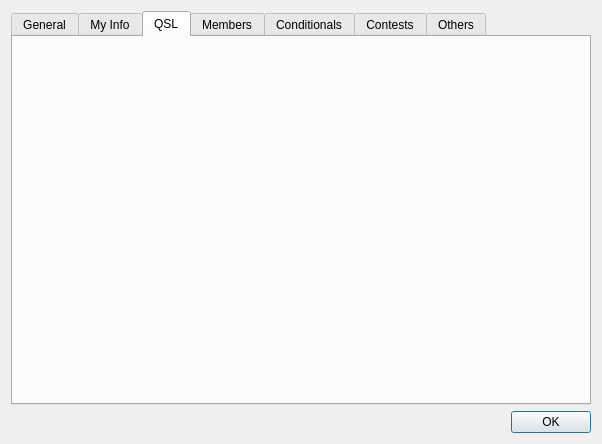
Qt form ui/ColumnSettingDialog.ui (k5mcd/QLog) before a commit.
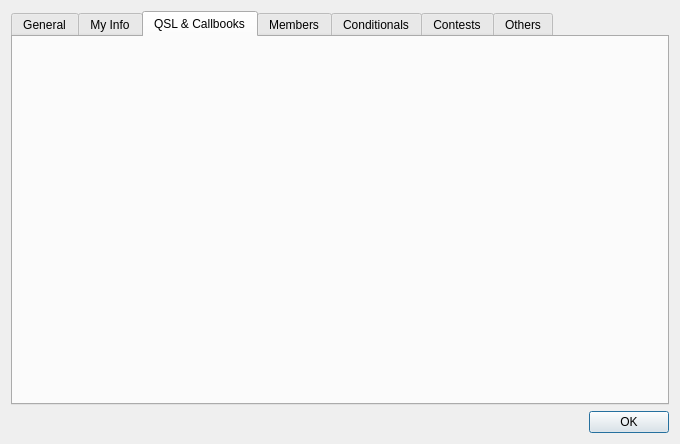
The same form after that commit. The open tabs and pages were chosen to show the change.

Commit message: ColumnVis Dialog: Reorganized categories

```diff
--- a/ui/ColumnSettingDialog.ui
+++ b/ui/ColumnSettingDialog.ui
@@ -6,7 +6,7 @@
    <rect>
     <x>0</x>
     <y>0</y>
-    <width>602</width>
+    <width>680</width>
     <height>444</height>
    </rect>
   </property>
@@ -67,7 +67,7 @@
      </widget>
      <widget class="QWidget" name="QSLInfoTab">
       <attribute name="title">
-       <string>QSL</string>
+       <string>QSL &amp;&amp; Callbooks</string>
       </attribute>
       <layout class="QVBoxLayout" name="verticalLayout_4">
        <item>
```
Left out of the diff: 2 changed lines with no effect on the pictures. The commit also changes 2 other files.
